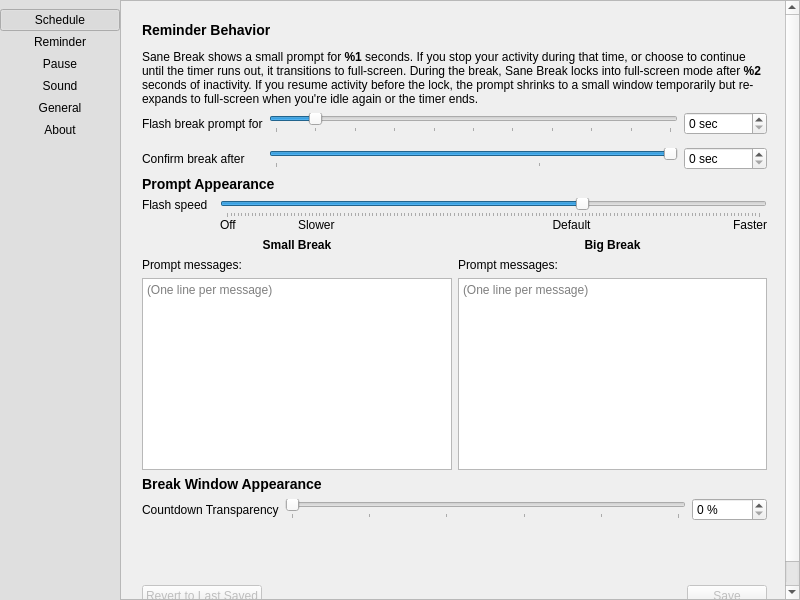
Qt form src/gui/pref-window.ui (AllanChain/sane-break) before a commit.
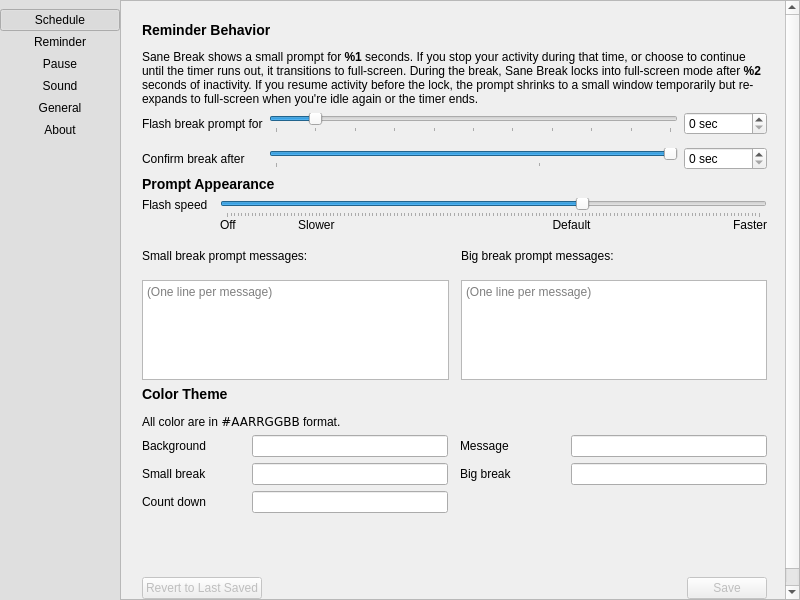
The same form after that commit. The open tabs and pages were chosen to show the change. Icons and pictures are not drawn. Custom widgets are drawn as their Qt base class.

Commit message:
custom color theme for break windows
Closes #17

The edit to the form file:
```diff
--- a/src/gui/pref-window.ui
+++ b/src/gui/pref-window.ui
@@ -228,8 +228,8 @@
         <rect>
          <x>0</x>
          <y>0</y>
-         <width>680</width>
-         <height>600</height>
+         <width>659</width>
+         <height>647</height>
         </rect>
        </property>
        <layout class="QVBoxLayout" name="verticalLayout_8">
@@ -698,104 +698,146 @@
             </item>
             <item>
              <layout class="QGridLayout" name="gridLayout">
-              <item row="2" column="0">
+              <property name="horizontalSpacing">
+               <number>12</number>
+              </property>
+              <item row="1" column="0">
                <widget class="QPlainTextEdit" name="smallBreakMessages">
+                <property name="maximumSize">
+                 <size>
+                  <width>16777215</width>
+                  <height>100</height>
+                 </size>
+                </property>
                 <property name="placeholderText">
                  <string>(One line per message)</string>
                 </property>
                </widget>
               </item>
-              <item row="1" column="1">
+              <item row="0" column="1">
                <widget class="QLabel" name="label_34">
                 <property name="text">
-                 <string>Prompt messages:</string>
+                 <string>Big break prompt messages:</string>
                 </property>
                </widget>
               </item>
-              <item row="1" column="0">
+              <item row="0" column="0">
                <widget class="QLabel" name="label">
                 <property name="text">
-                 <string>Prompt messages:</string>
+                 <string>Small break prompt messages:</string>
                 </property>
                </widget>
               </item>
-              <item row="2" column="1">
+              <item row="1" column="1">
                <widget class="QPlainTextEdit" name="bigBreakMessages">
+                <property name="maximumSize">
+                 <size>
+                  <width>16777215</width>
+                  <height>100</height>
+                 </size>
+                </property>
                 <property name="placeholderText">
                  <string>(One line per message)</string>
                 </property>
                </widget>
               </item>
-              <item row="0" column="0">
-               <widget class="QLabel" name="label_36">
-                <property name="text">
-                 <string>&lt;h4&gt;Small Break&lt;/h4&gt;</string>
-                </property>
-                <property name="alignment">
-                 <set>Qt::AlignmentFlag::AlignCenter</set>
-                </property>
-               </widget>
-              </item>
-              <item row="0" column="1">
-               <widget class="QLabel" name="label_39">
-                <property name="text">
-                 <string>&lt;h4&gt;Big Break&lt;/h4&gt;</string>
-                </property>
-                <property name="alignment">
-                 <set>Qt::AlignmentFlag::AlignCenter</set>
-                </property>
-               </widget>
-              </item>
              </layout>
             </item>
             <item>
              <widget class="QLabel" name="label_2">
               <property name="text">
-               <string>&lt;h3&gt;Break Window Appearance&lt;/h3&gt;</string>
+               <string>&lt;h3&gt;Color Theme&lt;/h3&gt;
+All color are in &lt;code&gt;#AARRGGBB&lt;/code&gt; format.</string>
               </property>
              </widget>
             </item>
             <item>
-             <layout class="QGridLayout" name="gridLayout_11">
-              <item row="0" column="1">
-               <widget class="SteppedSlider" name="textTransparencySlider">
-                <property name="minimum">
-                 <number>0</number>
-                </property>
-                <property name="maximum">
-                 <number>100</number>
-                </property>
-                <property name="singleStep">
-                 <number>5</number>
-                </property>
-                <property name="value">
-                 <number>0</number>
-                </property>
-                <property name="orientation">
-                 <enum>Qt::Orientation::Horizontal</enum>
-                </property>
-                <property name="tickPosition">
-                 <enum>QSlider::TickPosition::TicksBelow</enum>
-                </property>
-                <property name="tickInterval">
-                 <number>20</number>
+             <layout class="QGridLayout" name="gridLayout_11" columnstretch="1,2,1,2">
+              <property name="horizontalSpacing">
+               <number>12</number>
+              </property>
+              <item row="1" column="2">
+               <widget class="QLabel" name="label_41">
+                <property name="text">
+                 <string>Big break</string>
                 </property>
                </widget>
               </item>
               <item row="0" column="2">
-               <widget class="QSpinBox" name="textTransparencyBox">
-                <property name="suffix">
-                 <string notr="true"> %</string>
+               <widget class="QLabel" name="label_43">
+                <property name="text">
+                 <string>Message</string>
                 </property>
-                <property name="maximum">
-                 <number>65535</number>
+               </widget>
+              </item>
+              <item row="1" column="3">
+               <widget class="ColorEdit" name="bigHighlight">
+                <property name="text">
+                 <string/>
                 </property>
+                <property name="clearButtonEnabled">
+                 <bool>false</bool>
+                </property>
                </widget>
               </item>
-              <item row="0" column="0">
+              <item row="1" column="0">
                <widget class="QLabel" name="label_30">
                 <property name="text">
-                 <string>Countdown Transparency</string>
+                 <string>Small break</string>
+                </property>
+               </widget>
+              </item>
+              <item row="0" column="0">
+               <widget class="QLabel" name="label_42">
+                <property name="text">
+                 <string>Background</string>
+                </property>
+               </widget>
+              </item>
+              <item row="0" column="3">
+               <widget class="ColorEdit" name="messageColor">
+                <property name="text">
+                 <string/>
+                </property>
+                <property name="clearButtonEnabled">
+                 <bool>false</bool>
+                </property>
+               </widget>
+              </item>
+              <item row="1" column="1">
+               <widget class="ColorEdit" name="smallHighlight">
+                <property name="text">
+                 <string/>
+                </property>
+                <property name="clearButtonEnabled">
+                 <bool>false</bool>
+                </property>
+               </widget>
+              </item>
+              <item row="0" column="1">
+               <widget class="ColorEdit" name="backgroundColor">
+                <property name="text">
+                 <string/>
+                </property>
+                <property name="clearButtonEnabled">
+                 <bool>false</bool>
+                </property>
+               </widget>
+              </item>
+              <item row="2" column="0">
+               <widget class="QLabel" name="label_44">
+                <property name="text">
+                 <string>Count down</string>
+                </property>
+               </widget>
+              </item>
+              <item row="2" column="1">
+               <widget class="ColorEdit" name="countDownColor">
+                <property name="text">
+                 <string/>
+                </property>
+                <property name="clearButtonEnabled">
+                 <bool>false</bool>
                 </property>
                </widget>
               </item>
@@ -1510,6 +1552,11 @@
    <extends>QLabel</extends>
    <header>widgets/dynamic-label.h</header>
   </customwidget>
+  <customwidget>
+   <class>ColorEdit</class>
+   <extends>QLineEdit</extends>
+   <header>widgets/color-edit.h</header>
+  </customwidget>
  </customwidgets>
  <resources>
   <include location="../../resources/index.qrc"/>
```
Left out of the diff: 32 changed lines with no effect on the pictures. The commit also changes 11 other files.
